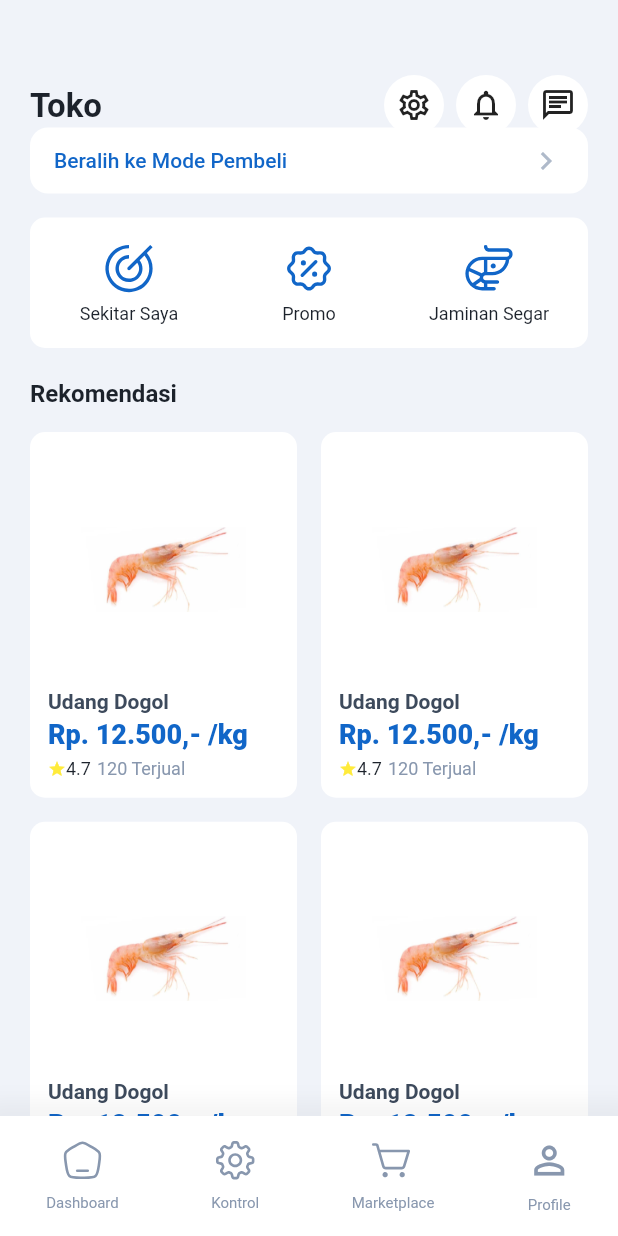
After one commit to Playbox-Kotak-Berkah/Mobile, a Flutter app: the UserMarketplacePage screen opened by its route, on a phone screen of 412 x 824 dp. The commit adds this screen. Run offline on Flutter 3.47's test engine with Material 2 defaults, Android fonts, the phone set to English and light mode, and no system bars; our stand-ins replace dio, dropdown_button2, email_validator, flutter_svg, fluttertoast, get and 2 more; accounts and stored records are empty.

Commit message:
user marketplace screen

```diff
--- /dev/null
+++ b/lib/app/bindings/u_marketplace_bindings.dart
@@ -0,0 +1,9 @@
+import 'package:get/get.dart';
+import 'package:playbox/app/controller/u_marketplace_controller.dart';
+
+class UserMarketplaceBinding implements Bindings {
+  @override
+  void dependencies() {
+    Get.lazyPut<UserMarketplaceController>(() => UserMarketplaceController());
+  }
+}
--- /dev/null
+++ b/lib/app/controller/u_marketplace_controller.dart
@@ -0,0 +1,3 @@
+import 'package:get/get.dart';
+
+class UserMarketplaceController extends GetxController {}
--- a/lib/app/view/fa_marketplace_screen.dart
+++ b/lib/app/view/fa_marketplace_screen.dart
@@ -18,6 +18,7 @@
       appBar: PreferredSize(
         preferredSize: Size(100.w, 75),
         child: AppBar(
+          automaticallyImplyLeading: false,
           flexibleSpace: Column(
             children: [
               SizedBox(height: 50),
@@ -84,7 +85,7 @@
           child: Column(
             children: [
               SizedBox(height: 10),
-              SwitchUser(),
+              SwitchUser(isFarmer: true),
               SizedBox(height: 16),
               CardUser(),
               SizedBox(height: 20),
--- a/lib/app/view/u_marketplace_screen.dart
+++ b/lib/app/view/u_marketplace_screen.dart
@@ -0,0 +1,102 @@
+import 'package:flutter/material.dart';
+import 'package:get/get.dart';
+import 'package:playbox/app/controller/u_marketplace_controller.dart';
+import 'package:playbox/partials/fa_marketplace/switch_user.dart';
+import 'package:playbox/partials/u_marketplace/card_filter.dart';
+import 'package:playbox/partials/u_marketplace/recommendation.dart';
+import 'package:playbox/utils/text_styles.dart';
+import 'package:playbox/widgets/app_bottombar.dart';
+import 'package:sizer/sizer.dart';
+
+class UserMarketplacePage extends GetView<UserMarketplaceController> {
+  const UserMarketplacePage({super.key});
+
+  @override
+  Widget build(BuildContext context) {
+    return Scaffold(
+      appBar: PreferredSize(
+        preferredSize: Size(100.w, 75),
+        child: AppBar(
+          automaticallyImplyLeading: false,
+          flexibleSpace: Column(
+            children: [
+              SizedBox(height: 50),
+              Padding(
+                padding: EdgeInsets.symmetric(horizontal: 20),
+                child: Row(
+                  mainAxisAlignment: MainAxisAlignment.spaceBetween,
+                  children: [
+                    Text(
+                      "Toko",
+                      style: body1TextStyle(
+                        weight: FontWeight.bold,
+                      ),
+                    ),
+                    Row(
+                      children: [
+                        InkWell(
+                          onTap: () {},
+                          child: Container(
+                            padding: EdgeInsets.all(8),
+                            decoration: BoxDecoration(
+                              color: Colors.white,
+                              borderRadius: BorderRadius.circular(100),
+                            ),
+                            child: Icon(Icons.settings_outlined),
+                          ),
+                        ),
+                        SizedBox(width: 8),
+                        InkWell(
+                          onTap: () {},
+                          child: Container(
+                            padding: EdgeInsets.all(8),
+                            decoration: BoxDecoration(
+                              color: Colors.white,
+                              borderRadius: BorderRadius.circular(100),
+                            ),
+                            child: Icon(Icons.notifications_outlined),
+                          ),
+                        ),
+                        SizedBox(width: 8),
+                        InkWell(
+                          onTap: () {},
+                          child: Container(
+                            padding: EdgeInsets.all(8),
+                            decoration: BoxDecoration(
+                              color: Colors.white,
+                              borderRadius: BorderRadius.circular(100),
+                            ),
+                            child: Icon(Icons.chat_outlined),
+                          ),
+                        )
+                      ],
+                    )
+                  ],
+                ),
+              ),
+            ],
+          ),
+        ),
+      ),
+      body: SingleChildScrollView(
+        child: Padding(
+          padding: EdgeInsets.symmetric(
+            horizontal: 20,
+          ),
+          child: Column(
+            children: [
+              SizedBox(height: 10),
+              SwitchUser(isFarmer: false),
+              SizedBox(height: 16),
+              CardFilter(),
+              SizedBox(height: 20),
+              Recommendation(),
+              SizedBox(height: 40),
+            ],
+          ),
+        ),
+      ),
+      bottomNavigationBar: AppBottomBar(),
+    );
+  }
+}
--- a/lib/partials/fa_marketplace/switch_user.dart
+++ b/lib/partials/fa_marketplace/switch_user.dart
@@ -1,13 +1,25 @@
 import 'package:flutter/material.dart';
+import 'package:get/get.dart';
+import 'package:playbox/routes/app_route.dart';
 import 'package:playbox/utils/color_constants.dart';
 import 'package:playbox/utils/text_styles.dart';
 
 class SwitchUser extends StatelessWidget {
-  const SwitchUser({super.key});
+  final bool isFarmer;
+  const SwitchUser({
+    super.key,
+    required this.isFarmer,
+  });
 
   @override
   Widget build(BuildContext context) {
-    return Container(
+    return InkWell(
+      onTap: () {
+        Get.toNamed(
+          isFarmer ? AppRoute.customerMarketplace : AppRoute.farmerMarketplace,
+        );
+      },
+      child: Container(
         padding: EdgeInsets.symmetric(horizontal: 16, vertical: 10),
         decoration: BoxDecoration(
           color: Colors.white,
@@ -30,6 +42,7 @@
             ),
           ],
         ),
+      ),
     );
   }
 }
--- /dev/null
+++ b/lib/partials/u_marketplace/card_filter.dart
@@ -0,0 +1,67 @@
+import 'package:flutter/material.dart';
+import 'package:flutter_svg/flutter_svg.dart';
+import 'package:playbox/utils/text_styles.dart';
+
+class CardFilter extends StatefulWidget {
+  const CardFilter({super.key});
+
+  @override
+  State<CardFilter> createState() => _CardFilterState();
+}
+
+class _CardFilterState extends State<CardFilter> {
+  @override
+  Widget build(BuildContext context) {
+    return Container(
+      padding: EdgeInsets.symmetric(horizontal: 24, vertical: 16),
+      decoration: BoxDecoration(
+        color: Colors.white,
+        borderRadius: BorderRadius.circular(10),
+      ),
+      child: Row(
+        mainAxisAlignment: MainAxisAlignment.spaceBetween,
+        children: [
+          SizedBox(
+            width: 84,
+            child: Column(
+              children: [
+                SvgPicture.asset("assets/icons/around_me.svg"),
+                SizedBox(height: 4),
+                Text(
+                  "Sekitar Saya",
+                  style: body6TextStyle(),
+                ),
+              ],
+            ),
+          ),
+          SizedBox(
+            width: 84,
+            child: Column(
+              children: [
+                SvgPicture.asset("assets/icons/promo.svg"),
+                SizedBox(height: 4),
+                Text(
+                  "Promo",
+                  style: body6TextStyle(),
+                ),
+              ],
+            ),
+          ),
+          SizedBox(
+            width: 84,
+            child: Column(
+              children: [
+                SvgPicture.asset("assets/icons/shrimp.svg"),
+                SizedBox(height: 4),
+                Text(
+                  "Jaminan Segar",
+                  style: body6TextStyle(),
+                ),
+              ],
+            ),
+          )
+        ],
+      ),
+    );
+  }
+}
--- /dev/null
+++ b/lib/partials/u_marketplace/card_product.dart
@@ -0,0 +1,71 @@
+import 'package:flutter/material.dart';
+import 'package:playbox/app/models/product/product_model.dart';
+import 'package:playbox/utils/color_constants.dart';
+import 'package:playbox/utils/format_currency.dart';
+import 'package:playbox/utils/text_styles.dart';
+
+class CardProduct extends StatelessWidget {
+  final ProductModel data;
+  const CardProduct({super.key, required this.data});
+
+  @override
+  Widget build(BuildContext context) {
+    return Container(
+      padding: EdgeInsets.symmetric(vertical: 12, horizontal: 12),
+      decoration: BoxDecoration(
+        borderRadius: BorderRadius.circular(10),
+        color: Colors.white,
+      ),
+      child: Column(
+        crossAxisAlignment: CrossAxisAlignment.stretch,
+        children: [
+          Expanded(
+            child: Center(
+              child: Image.asset(
+                data.image,
+                width: 110,
+                fit: BoxFit.cover,
+              ),
+            ),
+          ),
+          Text(
+            data.name,
+            style: body5TextStyle(
+              weight: FontWeight.bold,
+              color: ColorConstants.slate[700],
+            ),
+          ),
+          SizedBox(height: 2),
+          Text(
+            formatCurrency(data.price),
+            style: h3TextStyle(
+              color: ColorConstants.primary[500],
+              weight: FontWeight.w800,
+            ),
+          ),
+          SizedBox(height: 4),
+          Row(
+            children: [
+              Icon(
+                Icons.star,
+                color: Colors.yellow[500],
+                size: 12,
+              ),
+              Text(
+                "${data.rating}",
+                style: body6TextStyle(),
+              ),
+              SizedBox(width: 4),
+              Text(
+                "${data.sold} Terjual",
+                style: body6TextStyle(
+                  color: ColorConstants.slate[400],
+                ),
+              )
+            ],
+          ),
+        ],
+      ),
+    );
+  }
+}
--- /dev/null
+++ b/lib/partials/u_marketplace/recommendation.dart
@@ -0,0 +1,72 @@
+import 'package:flutter/material.dart';
+import 'package:get/get.dart';
+import 'package:playbox/app/controller/u_marketplace_controller.dart';
+import 'package:playbox/app/models/product/product_model.dart';
+import 'package:playbox/partials/u_marketplace/card_product.dart';
+import 'package:playbox/utils/text_styles.dart';
+
+class Recommendation extends GetView<UserMarketplaceController> {
+  const Recommendation({super.key});
+
+  @override
+  Widget build(BuildContext context) {
+    return Column(
+      crossAxisAlignment: CrossAxisAlignment.stretch,
+      children: [
+        Text(
+          "Rekomendasi",
+          style: body4TextStyle(
+            weight: FontWeight.w600,
+          ),
+        ),
+        SizedBox(height: 16),
+        GridView.count(
+          crossAxisSpacing: 16,
+          mainAxisSpacing: 16,
+          crossAxisCount: 2,
+          shrinkWrap: true,
+          physics: NeverScrollableScrollPhysics(),
+          childAspectRatio: 0.73,
+          children: [
+            CardProduct(
+              data: ProductModel(
+                image: "assets/images/udang_dogol.png",
+                name: "Udang Dogol",
+                price: 12500,
+                rating: 4.7,
+                sold: 120,
+              ),
+            ),
+            CardProduct(
+              data: ProductModel(
+                image: "assets/images/udang_dogol.png",
+                name: "Udang Dogol",
+                price: 12500,
+                rating: 4.7,
+                sold: 120,
+              ),
+            ),
+            CardProduct(
+              data: ProductModel(
+                image: "assets/images/udang_dogol.png",
+                name: "Udang Dogol",
+                price: 12500,
+                rating: 4.7,
+                sold: 120,
+              ),
+            ),
+            CardProduct(
+              data: ProductModel(
+                image: "assets/images/udang_dogol.png",
+                name: "Udang Dogol",
+                price: 12500,
+                rating: 4.7,
+                sold: 120,
+              ),
+            ),
+          ],
+        ),
+      ],
+    );
+  }
+}
--- a/lib/routes/app_page.dart
+++ b/lib/routes/app_page.dart
@@ -6,6 +6,7 @@
 import 'package:playbox/app/bindings/onboarding_bindings.dart';
 import 'package:playbox/app/bindings/profile_bindings.dart';
 import 'package:playbox/app/bindings/register_bindings.dart';
+import 'package:playbox/app/bindings/u_marketplace_bindings.dart';
 import 'package:playbox/app/view/dashboard_screen.dart';
 import 'package:playbox/app/view/fa_marketplace_screen.dart';
 import 'package:playbox/app/view/kontrol_screen.dart';
@@ -14,6 +15,7 @@
 import 'package:playbox/app/view/profile_screen.dart';
 import 'package:playbox/app/view/register_screen.dart';
 import 'package:playbox/app/view/splash_screen.dart';
+import 'package:playbox/app/view/u_marketplace_screen.dart';
 import 'package:playbox/routes/app_route.dart';
 
 List<GetPage<dynamic>> appPage() {
@@ -57,5 +59,10 @@
       page: () => FarmerMarketplacePage(),
       binding: FarmerMarketplaceBinding(),
     ),
+    GetPage(
+      name: AppRoute.customerMarketplace,
+      page: () => UserMarketplacePage(),
+      binding: UserMarketplaceBinding(),
+    ),
   ];
 }
```
Also changed, not shown: assets/icons/around_me.svg (added), assets/icons/promo.svg (added), assets/icons/shrimp.svg (added). Lines whose indentation alone changed are shown as unchanged.
